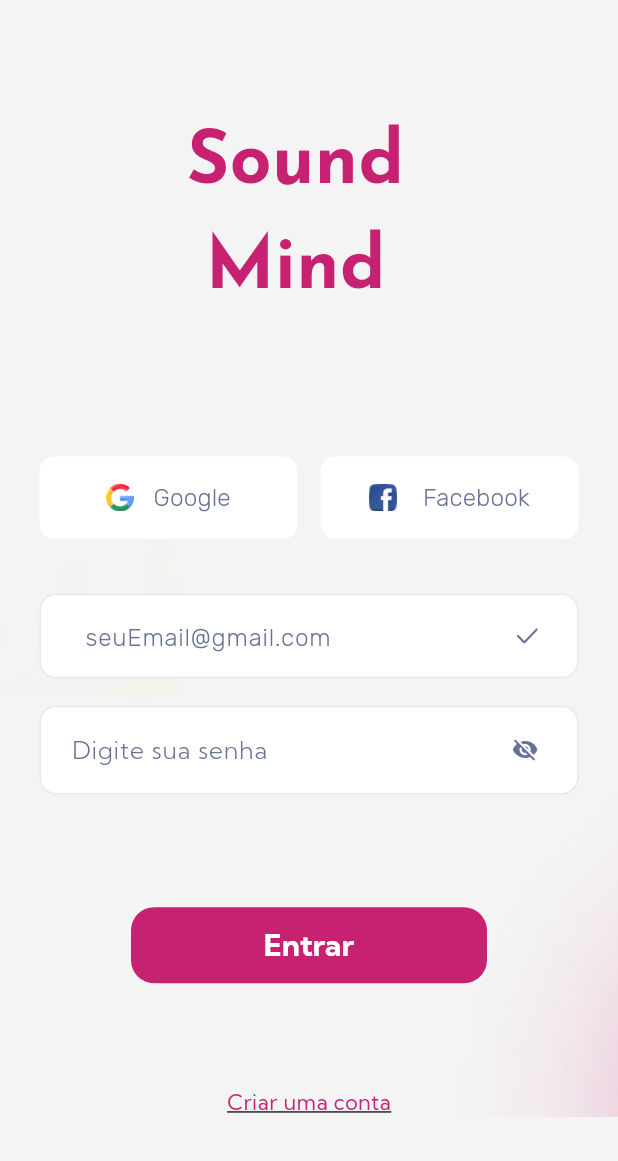
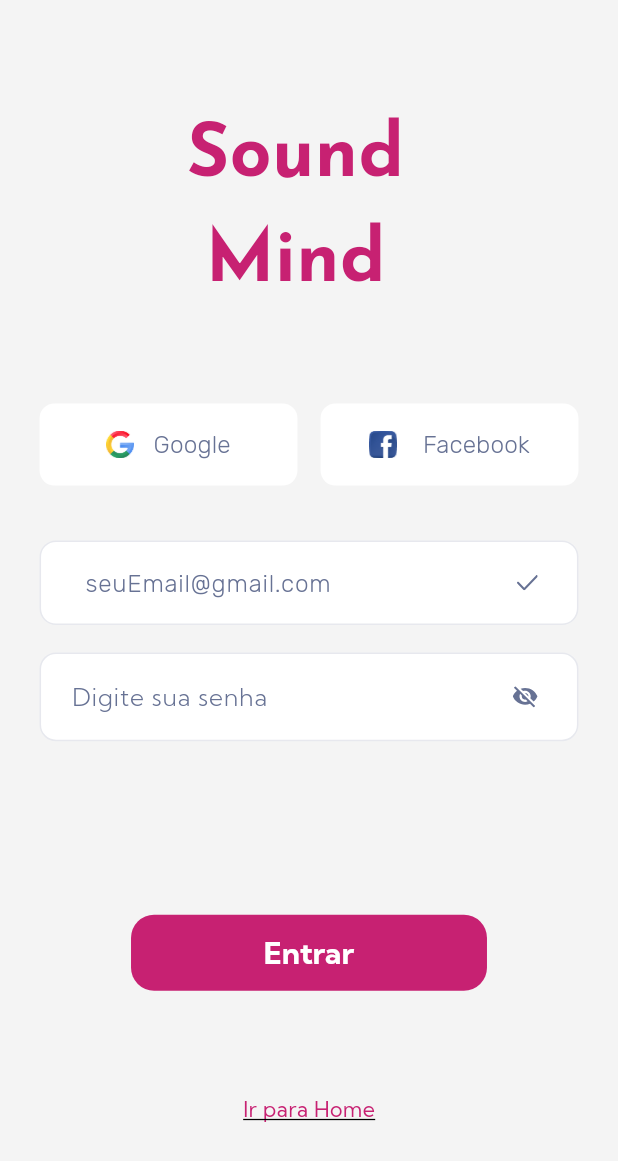
Before and after one commit to amitairferreira/PI-ADS, a Flutter app: the screen it shows after launch, after a tap on "Login", on a phone screen of 412 x 824 dp. Shown: the top 1161 px of the screen. Run offline on Flutter 3.47's test engine with Material 3 defaults, Android fonts, the phone set to English and light mode, and no system bars; our stand-ins replace cached_network_image, cloud_firestore, connectivity_plus, firebase_auth, firebase_core, flutter_svg; accounts and stored records are empty.

```diff
--- a/lib/presentation/tela_login_usuario/tela_login_usuario.dart
+++ b/lib/presentation/tela_login_usuario/tela_login_usuario.dart
@@ -1,6 +1,7 @@
 import 'package:firebase_auth/firebase_auth.dart';
 import 'package:flutter/material.dart';
-import 'package:projeto_integrado/presentation/tela_cadastro_usuario/tela_cadastro_usuario.dart';
+// import 'package:projeto_integrado/presentation/tela_cadastro_usuario/tela_cadastro_usuario.dart';
+import 'package:projeto_integrado/presentation/tela_inicial/tela_inicial.dart';
 import 'package:projeto_integrado/presentation/tela_principal_container/tela_principal_container.dart';
 import '../../core/app_export.dart';
 import '../../theme/custom_button_style.dart';
@@ -8,6 +9,13 @@ import '../../widgets/custom_elevated_button.dart';
 import '../../widgets/custom_text_form_field.dart'; // ignore_for_file: must_be_immutable
 
 class LoginUsuario extends StatelessWidget {
+  void _navigateToHome(BuildContext context) {
+    Navigator.pushReplacement(
+      context,
+      MaterialPageRoute(builder: (context) => TelaInicial()),
+    );
+  }
+
   LoginUsuario({Key? key}) : super(key: key);
 
   final TextEditingController emailController = TextEditingController();
@@ -22,10 +30,10 @@ class LoginUsuario extends StatelessWidget {
           email: emailController.text,
           password: passwordController.text,
         );
-        Navigator.pushReplacement(
-          context,
-          MaterialPageRoute(builder: (context) => TelaPrincipalContainer()),
-        );
+          Navigator.pushReplacement(
+            context,
+            MaterialPageRoute(builder: (context) => TelaPrincipalContainer()),
+          );
       } on FirebaseAuthException catch (e) {
         ScaffoldMessenger.of(context).showSnackBar(
           SnackBar(content: Text(e.message ?? 'Erro ao fazer login')),
@@ -36,13 +44,6 @@ class LoginUsuario extends StatelessWidget {
         );
       }
     }
-  }
-
-  void _navigateToCadastro(BuildContext context) {
-    Navigator.push(
-      context,
-      MaterialPageRoute(builder: (context) => CadastroUsuario()),
-    );
   }
 
   @override
@@ -61,9 +62,10 @@ class LoginUsuario extends StatelessWidget {
                 mainAxisAlignment: MainAxisAlignment.center,
                 children: [
                   _buildSoundMindSection(context),
+                  _buildSocialLoginRow(context),
                   SizedBox(height: 30.v),
                   SizedBox(
-                    height: 492.v,
+                    height: 222.v,
                     width: double.maxFinite,
                     child: Stack(
                       alignment: Alignment.bottomCenter,
@@ -76,27 +78,14 @@ class LoginUsuario extends StatelessWidget {
                           onPressed: () => _login(context),
                         ),
                         GestureDetector(
-                          onTap: () => _navigateToCadastro(context),
+                          onTap: () => _navigateToHome(context),
                           child: Text(
-                            "Criar uma conta",
+                            "Ir para Home",
                             style: theme.textTheme.bodyMedium!.copyWith(
                               decoration: TextDecoration.underline,
                             ),
                           ),
                         ),
-                        CustomImageView(
-                          imagePath: ImageConstant.imgEllipse1421,
-                          height: 216.v,
-                          width: 108.h,
-                          alignment: Alignment.topLeft,
-                        ),
-                        CustomImageView(
-                          imagePath: ImageConstant.imgEllipse1441,
-                          height: 274.v,
-                          width: 124.h,
-                          alignment: Alignment.bottomRight,
-                        ),
-                        _buildSocialLoginRow(context),
                       ],
                     ),
                   ),
@@ -203,6 +192,8 @@ class LoginUsuario extends StatelessWidget {
               validator: (value) {
                 if (value == null || value.isEmpty) {
                   return 'Por favor, insira seu email';
+                } else if (!RegExp(r'^[a-zA-Z0-9.]+@[a-zA-Z0-9]+\.[a-zA-Z]+').hasMatch(value)) {
+                  return 'Por favor, insira um email válido';
                 }
                 return null;
               },
```
